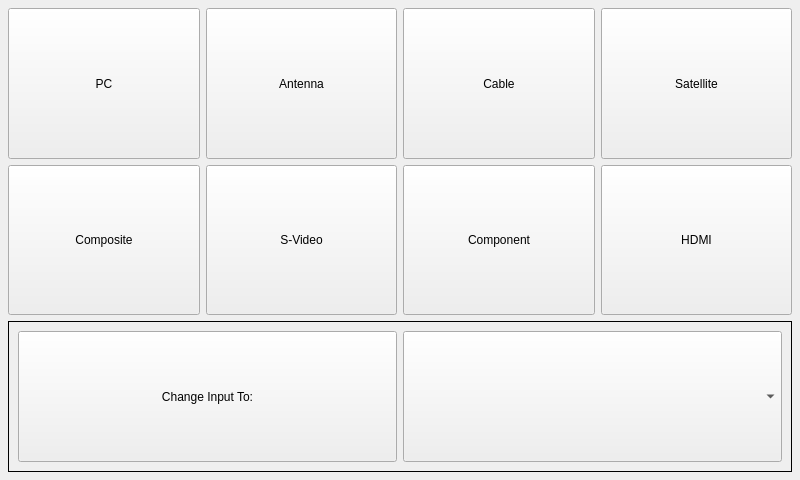
Qt form forms/pirinputlistform.ui (jpietrzak8/Pierogi) before a commit.
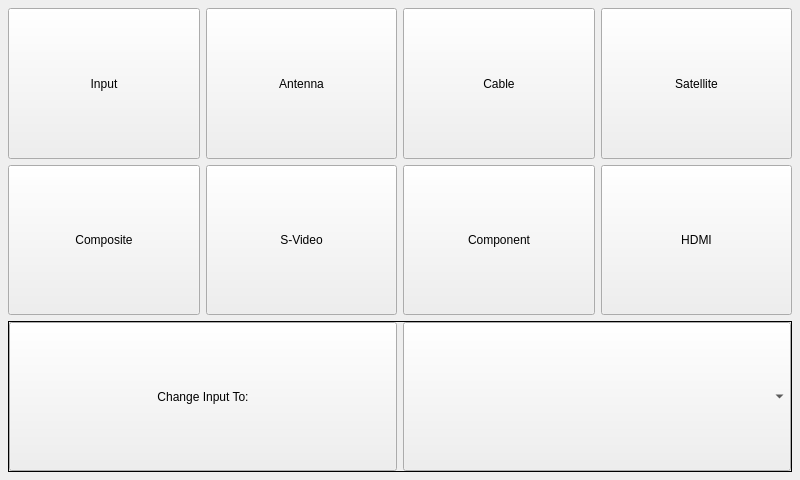
The same form after that commit.

The edit to the form file:
```diff
--- a/forms/pirinputlistform.ui
+++ b/forms/pirinputlistform.ui
@@ -26,7 +26,7 @@
       </sizepolicy>
      </property>
      <property name="text">
-      <string>PC</string>
+      <string>Input</string>
      </property>
     </widget>
    </item>
@@ -127,6 +127,9 @@
       <enum>QFrame::Box</enum>
      </property>
      <layout class="QHBoxLayout" name="horizontalLayout">
+      <property name="margin">
+       <number>0</number>
+      </property>
       <item>
        <widget class="QPushButton" name="selectInputPushButton">
         <property name="sizePolicy">
```
Left out of the diff: 8 changed lines with no effect on the pictures.
